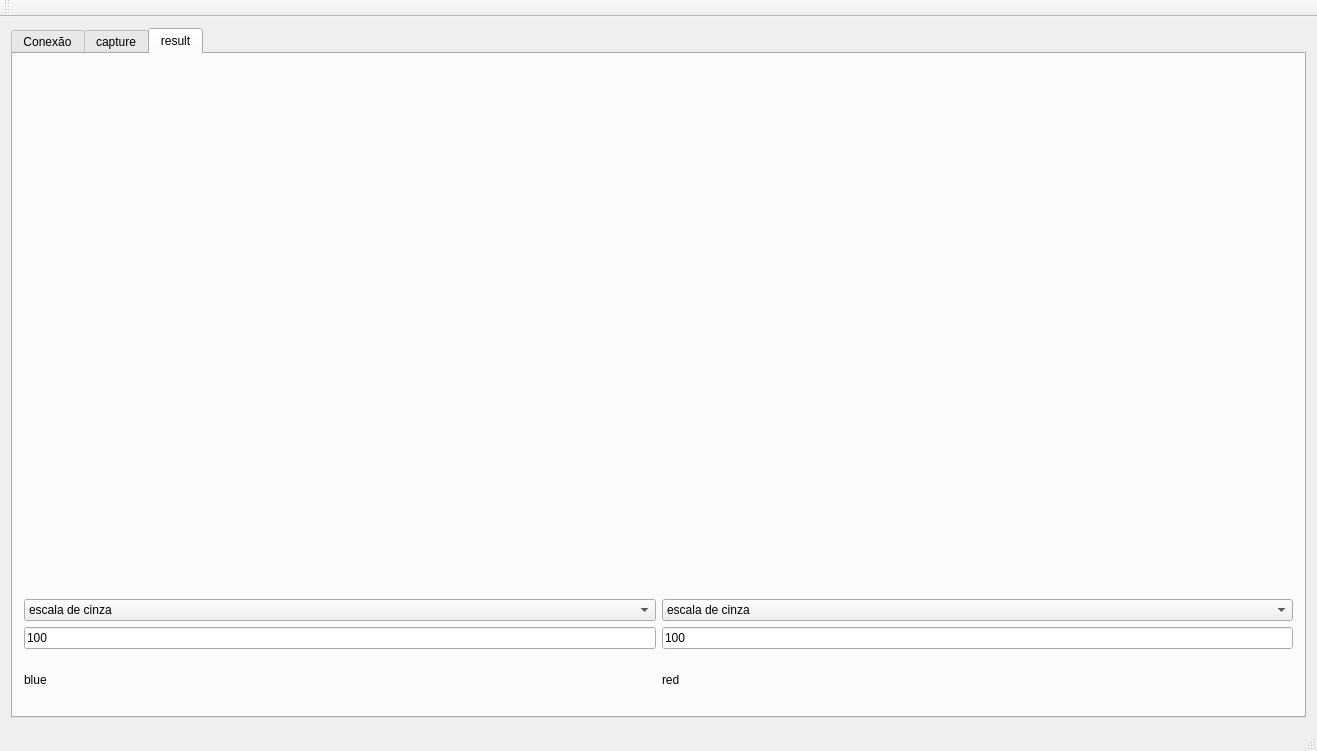
First picture: the form in Software-Qt/mainwindow.ui, repository EngineeringLibrary/BCN3D, before the edit.
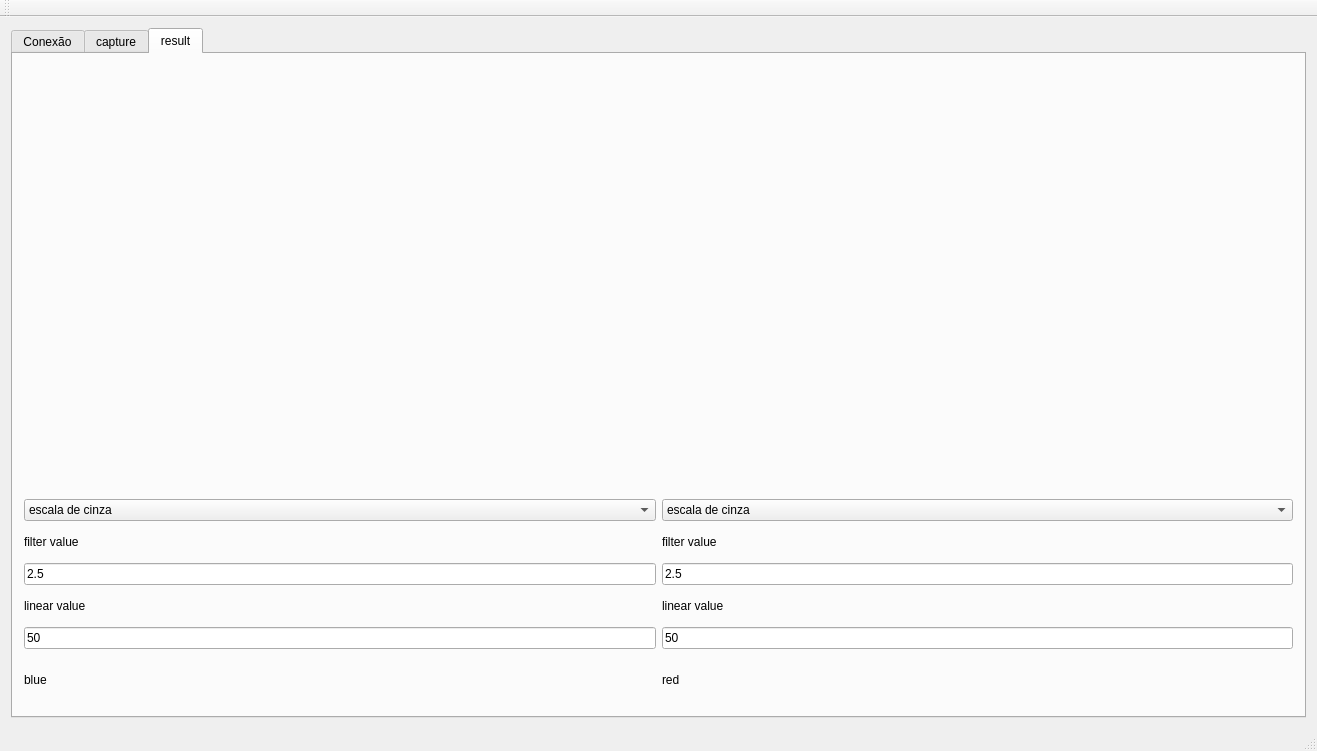
Second picture: the form after the edit. The open tabs and pages were chosen to show the change.

```diff
--- a/Software-Qt/mainwindow.ui
+++ b/Software-Qt/mainwindow.ui
@@ -18,7 +18,7 @@
     <item>
      <widget class="QTabWidget" name="result">
       <property name="currentIndex">
-       <number>1</number>
+       <number>2</number>
       </property>
       <widget class="QWidget" name="tab_3">
        <attribute name="title">
@@ -159,10 +159,17 @@
        <layout class="QGridLayout" name="gridLayout_4">
         <item row="0" column="0">
          <layout class="QGridLayout" name="gridLayout_3">
-          <item row="4" column="1">
-           <widget class="QLineEdit" name="line_red">
+          <item row="7" column="1">
+           <widget class="QLineEdit" name="filter_red">
             <property name="text">
-             <string>100</string>
+             <string>2.5</string>
+            </property>
+           </widget>
+          </item>
+          <item row="5" column="1">
+           <widget class="QLabel" name="label_red_filter">
+            <property name="text">
+             <string>filter value</string>
             </property>
            </widget>
           </item>
@@ -184,10 +191,10 @@
             </item>
            </layout>
           </item>
-          <item row="4" column="0">
+          <item row="9" column="0">
            <widget class="QLineEdit" name="line_blue">
             <property name="text">
-             <string>100</string>
+             <string>50</string>
             </property>
            </widget>
           </item>
@@ -198,14 +205,14 @@
             </property>
            </widget>
           </item>
-          <item row="5" column="0">
+          <item row="10" column="0">
            <widget class="QLabel" name="label">
             <property name="text">
              <string>blue</string>
             </property>
            </widget>
           </item>
-          <item row="5" column="1">
+          <item row="10" column="1">
            <widget class="QLabel" name="label_2">
             <property name="maximumSize">
              <size>
@@ -218,31 +225,7 @@
             </property>
            </widget>
           </item>
-          <item row="2" column="0">
-           <widget class="QComboBox" name="select_blue">
-            <item>
-             <property name="text">
-              <string>escala de cinza</string>
-             </property>
-            </item>
-            <item>
-             <property name="text">
-              <string>filtro mediano</string>
-             </property>
-            </item>
-            <item>
-             <property name="text">
-              <string>dilatação</string>
-             </property>
-            </item>
-            <item>
-             <property name="text">
-              <string>erosao</string>
-             </property>
-            </item>
-           </widget>
-          </item>
-          <item row="2" column="1">
+          <item row="4" column="1">
            <widget class="QComboBox" name="select_red">
             <item>
              <property name="text">
@@ -264,6 +247,87 @@
               <string>erosao</string>
              </property>
             </item>
+            <item>
+             <property name="text">
+              <string>bound</string>
+             </property>
+            </item>
+           </widget>
+          </item>
+          <item row="4" column="0">
+           <widget class="QComboBox" name="select_blue">
+            <item>
+             <property name="text">
+              <string>escala de cinza</string>
+             </property>
+            </item>
+            <item>
+             <property name="text">
+              <string>filtro mediano</string>
+             </property>
+            </item>
+            <item>
+             <property name="text">
+              <string>dilatação</string>
+             </property>
+            </item>
+            <item>
+             <property name="text">
+              <string>erosao</string>
+             </property>
+            </item>
+            <item>
+             <property name="text">
+              <string>bound</string>
+             </property>
+            </item>
+           </widget>
+          </item>
+          <item row="9" column="1">
+           <widget class="QLineEdit" name="line_red">
+            <property name="text">
+             <string>50</string>
+            </property>
+           </widget>
+          </item>
+          <item row="5" column="0">
+           <widget class="QLabel" name="label_blue_filter">
+            <property name="maximumSize">
+             <size>
+              <width>16777215</width>
+              <height>30</height>
+             </size>
+            </property>
+            <property name="text">
+             <string>filter value</string>
+            </property>
+           </widget>
+          </item>
+          <item row="7" column="0">
+           <widget class="QLineEdit" name="filter_blue">
+            <property name="text">
+             <string>2.5</string>
+            </property>
+           </widget>
+          </item>
+          <item row="8" column="0">
+           <widget class="QLabel" name="label_blue_linear">
+            <property name="maximumSize">
+             <size>
+              <width>16777215</width>
+              <height>30</height>
+             </size>
+            </property>
+            <property name="text">
+             <string>linear value</string>
+            </property>
+           </widget>
+          </item>
+          <item row="8" column="1">
+           <widget class="QLabel" name="label_red_filter_2">
+            <property name="text">
+             <string>linear value</string>
+            </property>
            </widget>
           </item>
          </layout>
```
